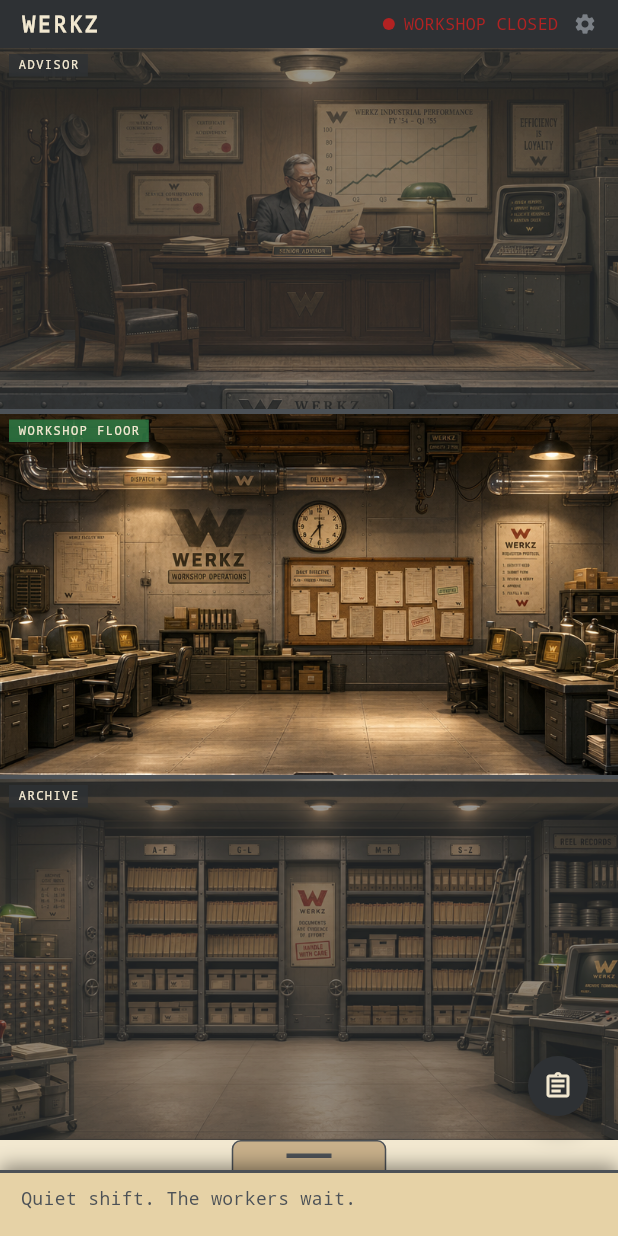
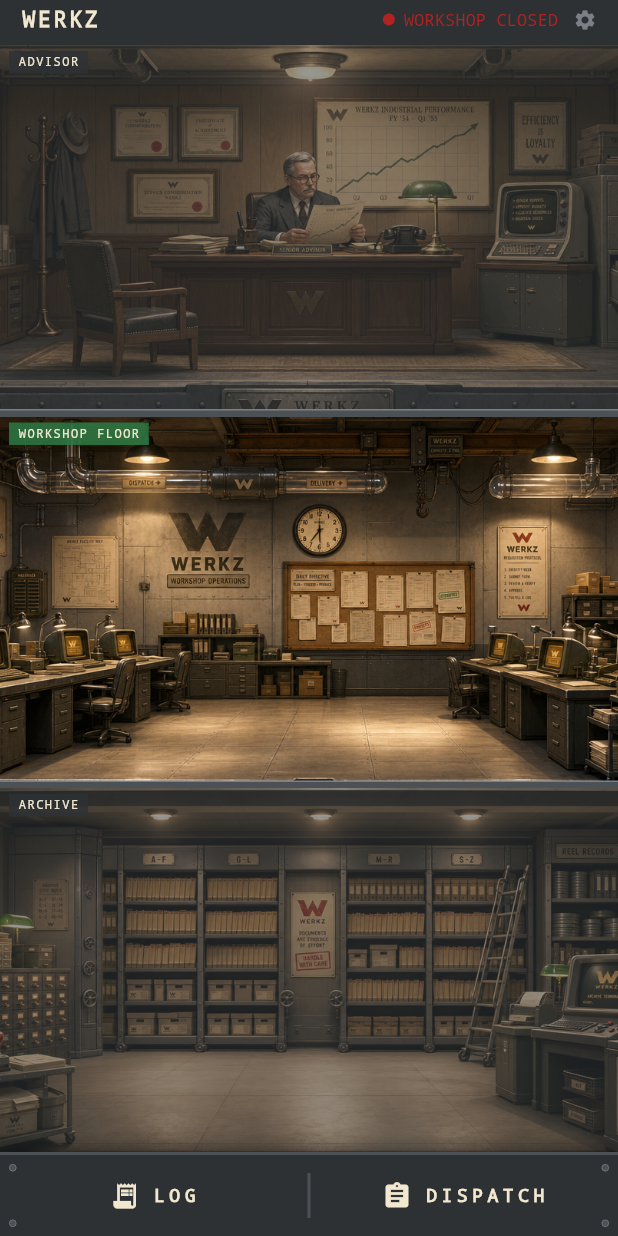
Before and after one commit to appforconDev/werkz, a Flutter app: the HomeScreen screen opened directly, on a phone screen of 412 x 824 dp. Run offline on Flutter 3.47's test engine with Material 3 defaults, Android fonts, the phone set to English and light mode, and no system bars; our stand-ins replace audioplayers, flutter_riverpod, flutter_secure_storage; missing offline and left inert: mobile_scanner; accounts and stored records are empty.

Commit message:
feat(app): steel bottom bar, stamp timing, spacing round 2 (task 15)
Device pass on the ambient screen.

A. Bottom bar replaces the floating FAB + permanent log strip: a thin
   1955 steel bar with stenciled [LOG] and [DISPATCH] tabs, corner
   rivets, and a reserved third slot for the P4 Octagon. LOG opens the
   incident log as a modal draggable sheet (newest on top) — nothing
   permanent when closed, so rooms render clean to the bar's edge; a
   stamp-red unread dot rides LOG when new entries have landed since it
   was last opened. DISPATCH opens Form 17-B.

B. Stamp timing: ~200ms beat between the card fly-off and the verdict
   stamp slam so the card visibly leaves first (constant commented for
   device tuning).

C. Spacing round 2, tuned against the real 390x844 render: app bar
   tighter under the iOS status bar; advisor room alignment biased down
   so the desk + floor WERKZ plates read clear of the seam; floor slabs
   are now an explicit uniform steel element (lit top edge) at both
   seams so storeys read consistently.

D. Work-order banner lifecycle: COMPLETED self-dismisses after ~2.5s
   (tap to clear early), FAILED stays until tapped, IN PROGRESS persists
   while running.

30 app tests (+banner lifecycle, +3 home goldens: bar-closed, log-open,
dispatch-sheet), flutter analyze clean, all goldens viewed at 390x844.
Daemon untouched.

Co-Authored-By: Claude Fable 5 <noreply@anthropic.com>

```diff
--- a/app/lib/src/ui/home_screen.dart
+++ b/app/lib/src/ui/home_screen.dart
@@ -13,8 +13,10 @@ import 'widgets/requisition_overlay.dart';
 import 'widgets/stacked_workshop.dart';
 
 // Ambient screen. Vertical layout: status bar → rooms edge-to-edge (below the
-// bar, never behind it) → incident-log drawer floating at the bottom. The
-// requisition overlay lands after a beat so the user gets spatial context first.
+// bar, clean to the bottom bar's edge) → a thin steel BOTTOM BAR that is the sole
+// access point for the incident log and dispatch (task 15 A — no permanent log
+// strip, no floating FAB). The requisition overlay lands after a beat so the user
+// gets spatial context first.
 class HomeScreen extends ConsumerStatefulWidget {
   const HomeScreen({super.key});
   @override
@@ -22,11 +24,9 @@ class HomeScreen extends ConsumerStatefulWidget {
 }
 
 class _HomeScreenState extends ConsumerState<HomeScreen> {
-  final _sheet = DraggableScrollableController();
-  double _collapsed = 0.09;
-  static const _expanded = 0.7;
-  double _extent = 0.09;
-  bool _ready = false; // B4b: show ambient first, then present a pending decision
+  bool _ready = false; // show ambient first, then present a pending decision
+  String? _lastSeenEventId; // newest log entry the user has seen (unread dot)
+  Timer? _woDismiss; // auto-dismiss timer for a COMPLETED work-order banner
 
   @override
   void initState() {
@@ -34,14 +34,11 @@ class _HomeScreenState extends ConsumerState<HomeScreen> {
     Timer(const Duration(milliseconds: 500), () {
       if (mounted) setState(() => _ready = true);
     });
-    _sheet.addListener(() {
-      if (mounted && (_sheet.size - _extent).abs() > 0.01) setState(() => _extent = _sheet.size);
-    });
   }
 
   @override
   void dispose() {
-    _sheet.dispose();
+    _woDismiss?.cancel();
     super.dispose();
   }
 
@@ -54,24 +51,47 @@ class _HomeScreenState extends ConsumerState<HomeScreen> {
     return 'workshop-floor';
   }
 
+  void _openLog(WorkshopState ws) {
+    // Opening clears the unread affordance.
+    setState(() => _lastSeenEventId = ws.feed.isNotEmpty ? ws.feed.last.eventId : _lastSeenEventId);
+    showIncidentLog(context, events: ws.feed, narration: ws.narration);
+  }
+
+  // COMPLETED banners self-dismiss after a beat; FAILED stays until tapped;
+  // IN PROGRESS persists while the job runs (task 15 D).
+  void _scheduleWorkOrderAutoDismiss(WorkOrderPhase phase) {
+    _woDismiss?.cancel();
+    if (phase == WorkOrderPhase.completed) {
+      _woDismiss = Timer(const Duration(milliseconds: 2500), () {
+        if (mounted) ref.read(workshopProvider.notifier).dismissWorkOrder();
+      });
+    }
+  }
+
   @override
   Widget build(BuildContext context) {
     final ws = ref.watch(workshopProvider);
     final reduced = ref.watch(reducedEffectsProvider).asData?.value ?? false;
     final top = ws.topDecision;
-    final h = MediaQuery.of(context).size.height;
-    _collapsed = (64 / h).clamp(0.06, 0.16);
-    final drawerExpanded = _extent > (_collapsed + _expanded) / 2;
     final showOverlay = top != null && _ready;
 
     final pf = ws.preflight;
     final showPreflight = pf != null && !pf.ok;
 
+    final unread = ws.feed.isNotEmpty && ws.feed.last.eventId != _lastSeenEventId;
+
+    // Start the auto-dismiss countdown when a work order reaches COMPLETED.
+    ref.listen<WorkshopState>(workshopProvider, (prev, next) {
+      if (prev?.workOrder.phase != next.workOrder.phase) {
+        _scheduleWorkOrderAutoDismiss(next.workOrder.phase);
+      }
+    });
+
     return Scaffold(
       body: Stack(
         fit: StackFit.expand,
         children: [
-          // Steel top → rooms (below the bar) → space for the drawer. The notch
+          // Steel top → rooms (clean to the bar) → steel bottom bar. The notch
           // inset is painted machine-gray so the clock/battery sit on the app's
           // own chrome, not a cream stripe.
           Column(
@@ -80,34 +100,21 @@ class _HomeScreenState extends ConsumerState<HomeScreen> {
               if (ws.unreachable) const _UnreachableBanner(),
               if (showPreflight) _PreflightBanner(preflight: pf),
               if (ws.autopilot) const _AutopilotBanner(),
-              if (ws.workOrder.phase != WorkOrderPhase.idle) _WorkOrderStrip(status: ws.workOrder),
+              if (ws.workOrder.phase != WorkOrderPhase.idle)
+                _WorkOrderStrip(
+                  status: ws.workOrder,
+                  onDismiss: () {
+                    _woDismiss?.cancel();
+                    ref.read(workshopProvider.notifier).dismissWorkOrder();
+                  },
+                ),
               Expanded(child: StackedWorkshop(activeRoom: _activeRoom(ws))),
-              SizedBox(height: _collapsed * h), // reserve the collapsed-drawer strip
+              _BottomBar(
+                unread: unread,
+                onLog: () => _openLog(ws),
+                onDispatch: () => showWorkOrderSheet(context),
+              ),
             ],
-          ),
-          _IncidentDrawer(
-            controller: _sheet,
-            collapsed: _collapsed,
-            expanded: _expanded,
-            events: ws.feed,
-            narration: ws.narration,
-          ),
-          // Small round icon FAB above the collapsed drawer handle; hidden when
-          // the drawer is open or a requisition is on screen so it never occludes
-          // either. Tooltip/long-press names it for discoverability.
-          if (top == null && !drawerExpanded)
-            Positioned(
-              right: 16,
-              bottom: _collapsed * h + 12 + MediaQuery.of(context).viewPadding.bottom,
-              child: FloatingActionButton(
-                mini: true,
-                backgroundColor: Werkz.machine,
-                foregroundColor: Werkz.cream,
-                tooltip: 'File work order',
-                shape: const CircleBorder(),
-                onPressed: () => showWorkOrderSheet(context),
-                child: const Icon(Icons.assignment_outlined, size: 20),
-              ),
           ),
           if (showOverlay)
             RequisitionOverlay(
@@ -115,6 +122,192 @@ class _HomeScreenState extends ConsumerState<HomeScreen> {
               decision: top,
               reducedEffects: reduced,
               onDecide: (decision) => ref.read(workshopProvider.notifier).decide(top.decisionId, decision),
+            ),
+        ],
+      ),
+    );
+  }
+}
+
+// The 1955 steel bottom bar (task 15 A) — the app's chrome and sole access point
+// for LOG + DISPATCH. Stenciled labels, subtle corner rivets. Expansion-ready:
+// a third slot is reserved for the OCTAGON tab in P4.
+class _BottomBar extends StatelessWidget {
+  final bool unread;
+  final VoidCallback onLog;
+  final VoidCallback onDispatch;
+  const _BottomBar({required this.unread, required this.onLog, required this.onDispatch});
+
+  @override
+  Widget build(BuildContext context) {
+    return Container(
+      decoration: const BoxDecoration(
+        color: Werkz.machine,
+        border: Border(top: BorderSide(color: Werkz.gunmetal, width: 2)),
+        boxShadow: [BoxShadow(color: Colors.black45, blurRadius: 8, offset: Offset(0, -2))],
+      ),
+      child: SafeArea(
+        top: false,
+        child: SizedBox(
+          height: 54,
+          child: Stack(
+            children: [
+              // Subtle rivets in the bar corners.
+              const Positioned(left: 6, top: 6, child: _Rivet()),
+              const Positioned(right: 6, top: 6, child: _Rivet()),
+              const Positioned(left: 6, bottom: 6, child: _Rivet()),
+              const Positioned(right: 6, bottom: 6, child: _Rivet()),
+              Row(
+                children: [
+                  Expanded(child: _BarTab(icon: Icons.receipt_long, label: 'LOG', onTap: onLog, badge: unread)),
+                  Container(width: 2, height: 30, color: Werkz.gunmetal),
+                  Expanded(child: _BarTab(icon: Icons.assignment, label: 'DISPATCH', onTap: onDispatch)),
+                  // P4: reserve a third slot here for the OCTAGON tab.
+                ],
+              ),
+            ],
+          ),
+        ),
+      ),
+    );
+  }
+}
+
+class _BarTab extends StatelessWidget {
+  final IconData icon;
+  final String label;
+  final VoidCallback onTap;
+  final bool badge;
+  const _BarTab({required this.icon, required this.label, required this.onTap, this.badge = false});
+
+  @override
+  Widget build(BuildContext context) {
+    return InkWell(
+      onTap: onTap,
+      child: Center(
+        child: Row(
+          mainAxisSize: MainAxisSize.min,
+          children: [
+            Stack(
+              clipBehavior: Clip.none,
+              children: [
+                Icon(icon, color: Werkz.cream, size: 20),
+                if (badge)
+                  Positioned(
+                    right: -4, top: -3,
+                    child: Container(
+                      width: 8, height: 8,
+                      decoration: BoxDecoration(
+                        color: Werkz.stampRed, shape: BoxShape.circle,
+                        border: Border.all(color: Werkz.machine, width: 1),
+                      ),
+                    ),
+                  ),
+              ],
+            ),
+            const SizedBox(width: 8),
+            Text(label,
+                style: const TextStyle(fontFamily: Werkz.mono, color: Werkz.cream, fontWeight: FontWeight.w900, letterSpacing: 3, fontSize: 12)),
+          ],
+        ),
+      ),
+    );
+  }
+}
+
+class _Rivet extends StatelessWidget {
+  const _Rivet();
+  @override
+  Widget build(BuildContext context) {
+    return Container(
+      width: 5, height: 5,
+      decoration: BoxDecoration(
+        color: Werkz.gunmetal, shape: BoxShape.circle,
+        border: Border.all(color: Werkz.steel, width: 0.5),
+      ),
+    );
+  }
+}
+
+// Incident-log sheet (task 15 A): opened from the LOG tab, not a permanent
+// strip. Same draggable feel as before, newest entries on top.
+void showIncidentLog(
+  BuildContext context, {
+  required List<WerkzEvent> events,
+  required Map<String, String> narration,
+}) {
+  showModalBottomSheet(
+    context: context,
+    isScrollControlled: true,
+    backgroundColor: Colors.transparent,
+    builder: (_) => DraggableScrollableSheet(
+      initialChildSize: 0.6,
+      minChildSize: 0.3,
+      maxChildSize: 0.92,
+      expand: false,
+      builder: (context, scrollController) =>
+          _IncidentLogPanel(scrollController: scrollController, events: events, narration: narration),
+    ),
+  );
+}
+
+class _IncidentLogPanel extends StatelessWidget {
+  final ScrollController scrollController;
+  final List<WerkzEvent> events;
+  final Map<String, String> narration;
+  const _IncidentLogPanel({required this.scrollController, required this.events, required this.narration});
+
+  @override
+  Widget build(BuildContext context) {
+    final lines = events.reversed.toList(); // newest on top
+    return Container(
+      decoration: const BoxDecoration(
+        color: Werkz.manila,
+        border: Border(top: BorderSide(color: Werkz.gunmetal, width: 2)),
+        borderRadius: BorderRadius.vertical(top: Radius.circular(10)),
+      ),
+      child: Column(
+        children: [
+          // Grab handle + stenciled header.
+          Padding(
+            padding: const EdgeInsets.only(top: 8, bottom: 6),
+            child: Container(width: 40, height: 4, decoration: BoxDecoration(color: Werkz.gunmetal, borderRadius: BorderRadius.circular(2))),
+          ),
+          const Padding(
+            padding: EdgeInsets.symmetric(horizontal: 14),
+            child: Row(children: [
+              Icon(Icons.folder_open, size: 16, color: Werkz.machine),
+              SizedBox(width: 8),
+              Text('INCIDENT LOG',
+                  style: TextStyle(fontFamily: Werkz.mono, fontWeight: FontWeight.w900, letterSpacing: 2, fontSize: 13, color: Werkz.machine)),
+            ]),
+          ),
+          const Divider(color: Werkz.gunmetal, height: 14),
+          Expanded(
+            child: lines.isEmpty
+                ? ListView(controller: scrollController, children: const [
+                    Padding(
+                      padding: EdgeInsets.symmetric(horizontal: 14, vertical: 8),
+                      child: Text('Quiet shift. The workers wait.',
+                          style: TextStyle(fontFamily: Werkz.mono, fontSize: 12, color: Werkz.gunmetal)),
+                    ),
+                  ])
+                : ListView.builder(
+                    controller: scrollController,
+                    padding: const EdgeInsets.fromLTRB(12, 0, 12, 12),
+                    itemCount: lines.length,
+                    itemBuilder: (_, i) {
+                      final e = lines[i];
+                      final narrated = narration[e.eventId];
+                      return Padding(
+                        padding: const EdgeInsets.symmetric(vertical: 3),
+                        child: Text('• ${narrated ?? narrate(e)}',
+                            style: TextStyle(
+                                fontFamily: Werkz.mono, fontSize: 12,
+                                color: narrated != null ? Werkz.machine : Werkz.gunmetal)),
+                      );
+                    },
+                  ),
           ),
         ],
       ),
@@ -139,7 +332,8 @@ class _StatusBar extends ConsumerWidget {
       onTap: () => Navigator.of(context).push(MaterialPageRoute(builder: (_) => const SettingsScreen())),
       child: Container(
         color: Werkz.machine,
-        padding: const EdgeInsets.fromLTRB(14, 6, 14, 6),
+        // Tight to the iOS status bar — the notch inset above is our chrome too.
+        padding: const EdgeInsets.fromLTRB(14, 3, 14, 7),
         child: Row(
           children: [
             const Text('WERKZ', style: TextStyle(fontFamily: Werkz.mono, color: Werkz.cream, fontWeight: FontWeight.w900, letterSpacing: 2)),
@@ -288,10 +482,12 @@ class _PreflightSheet extends StatelessWidget {
 }
 
 // Work-order live status (task 13 A): a dispatch must never vanish. FILED →
-// IN PROGRESS → COMPLETED/FAILED, always visible until the next dispatch.
+// IN PROGRESS → COMPLETED/FAILED. COMPLETED self-dismisses; FAILED waits to be
+// seen; tap to dismiss either early (task 15 D).
 class _WorkOrderStrip extends StatelessWidget {
   final WorkOrderStatus status;
-  const _WorkOrderStrip({required this.status});
+  final VoidCallback onDismiss;
+  const _WorkOrderStrip({required this.status, required this.onDismiss});
 
   @override
   Widget build(BuildContext context) {
@@ -305,9 +501,13 @@ class _WorkOrderStrip extends StatelessWidget {
           Werkz.stampRed, Icons.cancel),
       WorkOrderPhase.idle => ('', Werkz.machine, Icons.circle),
     };
-    return Container(
-      width: double.infinity,
+    // IN PROGRESS is not dismissible (the job is still running); the others are.
+    final dismissible = status.phase != WorkOrderPhase.inProgress;
+    return Material(
       color: color,
+      child: InkWell(
+        onTap: dismissible ? onDismiss : null,
+        child: Padding(
           padding: const EdgeInsets.symmetric(horizontal: 14, vertical: 6),
           child: Row(children: [
             Icon(icon, color: Colors.white, size: 14),
@@ -316,7 +516,11 @@ class _WorkOrderStrip extends StatelessWidget {
               child: Text(label,
                   style: const TextStyle(fontFamily: Werkz.mono, color: Colors.white, fontWeight: FontWeight.bold, fontSize: 11)),
             ),
+            if (dismissible)
+              const Icon(Icons.close, color: Colors.white70, size: 14),
           ]),
+        ),
+      ),
     );
   }
 
@@ -354,110 +558,3 @@ class _AutopilotBanner extends StatelessWidget {
     );
   }
 }
-
-// Incident-log bottom drawer. Collapsed: only the manila folder tab + the
-// one-line strip are paper — the area beside the tab is TRANSPARENT so the room
-// shows through (issue 6). Expanded: full scrollable history, newest on top.
-class _IncidentDrawer extends StatelessWidget {
-  final DraggableScrollableController controller;
-  final double collapsed;
-  final double expanded;
-  final List<WerkzEvent> events;
-  final Map<String, String> narration;
-  const _IncidentDrawer({
-    required this.controller,
-    required this.collapsed,
-    required this.expanded,
-    required this.events,
-    required this.narration,
-  });
-
-  void _toggle() {
-    final target = controller.size > (collapsed + expanded) / 2 ? collapsed : expanded;
-    controller.animateTo(target, duration: const Duration(milliseconds: 240), curve: Curves.easeOut);
-  }
-
-  @override
-  Widget build(BuildContext context) {
-    final lines = events.reversed.toList(); // newest on top
-
-    return DraggableScrollableSheet(
-      controller: controller,
-      initialChildSize: collapsed,
-      minChildSize: collapsed,
-      maxChildSize: expanded,
-      snap: true,
-      snapSizes: [collapsed, expanded],
-      builder: (context, scrollController) {
-        return Column(
-          children: [
-            // Folder tab (25% width) — transparent on both sides so the room
-            // shows beside it. Tapping toggles the drawer.
-            GestureDetector(
-              behavior: HitTestBehavior.opaque,
-              onTap: _toggle,
-              child: SizedBox(
-                height: 20,
-                child: Center(
-                  child: FractionallySizedBox(
-                    widthFactor: 0.25,
-                    child: Container(
-                      decoration: const BoxDecoration(
-                        color: Werkz.kraft,
-                        border: Border(
-                          top: BorderSide(color: Werkz.gunmetal),
-                          left: BorderSide(color: Werkz.gunmetal),
-                          right: BorderSide(color: Werkz.gunmetal),
-                        ),
-                        borderRadius: BorderRadius.vertical(top: Radius.circular(6)),
-                      ),
-                      alignment: Alignment.center,
-                      child: Container(width: 30, height: 3, color: Werkz.gunmetal),
-                    ),
-                  ),
-                ),
-              ),
-            ),
-            // Paper panel — the strip / history. Only THIS is full-width paper.
-            Expanded(
-              child: Container(
-                decoration: const BoxDecoration(
-                  color: Werkz.manila,
-                  border: Border(top: BorderSide(color: Werkz.gunmetal, width: 2)),
-                  boxShadow: [BoxShadow(color: Colors.black45, blurRadius: 10, offset: Offset(0, -3))],
-                ),
-                child: lines.isEmpty
-                    ? ListView(controller: scrollController, children: const [
-                        Padding(
-                          padding: EdgeInsets.symmetric(horizontal: 14, vertical: 8),
-                          child: Text('Quiet shift. The workers wait.',
-                              maxLines: 1, overflow: TextOverflow.ellipsis,
-                              style: TextStyle(fontFamily: Werkz.mono, fontSize: 12, color: Werkz.gunmetal)),
-                        ),
-                      ])
-                    : ListView.builder(
-                        controller: scrollController,
-                        padding: const EdgeInsets.fromLTRB(12, 6, 12, 8),
-                        itemCount: lines.length,
-                        itemBuilder: (_, i) {
-                          final e = lines[i];
-                          final narrated = narration[e.eventId];
-                          return Padding(
-                            padding: const EdgeInsets.symmetric(vertical: 2),
-                            child: Text('• ${narrated ?? narrate(e)}',
-                                maxLines: i == 0 ? 1 : 3,
-                                overflow: TextOverflow.ellipsis,
-                                style: TextStyle(
-                                    fontFamily: Werkz.mono, fontSize: 12,
-                                    color: narrated != null ? Werkz.machine : Werkz.gunmetal)),
-                          );
-                        },
-                      ),
-              ),
-            ),
-          ],
-        );
-      },
-    );
-  }
-}
--- a/app/lib/src/ui/widgets/stacked_workshop.dart
+++ b/app/lib/src/ui/widgets/stacked_workshop.dart
@@ -14,15 +14,13 @@ class StackedWorkshop extends StatelessWidget {
   final String activeRoom;
   const StackedWorkshop({super.key, required this.activeRoom});
 
-  static const _slab = 3.0; // thin uniform divider between storeys
-
-  // Per-room cover alignment (task 13 C3): the room art is landscape (892×474)
+  // Per-room cover alignment (task 13/15 C): the room art is landscape (892×474)
   // and each storey panel is taller-aspect, so BoxFit.cover crops. Bias the crop
   // per room so the baked WERKZ signage survives instead of being sliced at a
-  // divider — advisor centers on the desk plaque, the floor keeps its clock sign,
-  // the archive keeps the WERKZ shelf sign (a touch above center).
+  // divider — advisor biases DOWN so the desk W-plate reads clear of the seam,
+  // the floor keeps its clock sign, the archive keeps the WERKZ shelf sign.
   static const _order = <(String room, String asset, String label, Alignment align)>[
-    ('advisors-office', 'assets/art/advisors-office.png', 'ADVISOR', Alignment.center),
+    ('advisors-office', 'assets/art/advisors-office.png', 'ADVISOR', Alignment(0, 0.45)),
     ('workshop-floor', 'assets/art/workshop-floor.png', 'WORKSHOP FLOOR', Alignment(0, -0.15)),
     ('archive', 'assets/art/archive.png', 'ARCHIVE', Alignment(0, -0.25)),
   ];
@@ -32,11 +30,14 @@ class StackedWorkshop extends StatelessWidget {
     // Rooms sit below the status bar (HomeScreen lays them out that way), so no
     // safe-area inset is needed here — chips ride each room's top-left corner.
     return Container(
-      color: Werkz.gunmetal, // shows through as the floor-slab divider
+      color: Werkz.gunmetal,
       child: Column(
         children: [
           for (var i = 0; i < _order.length; i++) ...[
-            if (i > 0) const SizedBox(height: _slab),
+            // Explicit, IDENTICAL floor slab at every seam (task 15 C3): a steel
+            // bar with a lit top edge, so both floors read uniformly regardless
+            // of how dark the adjoining room art is.
+            if (i > 0) const _FloorSlab(),
             Expanded(
               child: _RoomPanel(
                 asset: _order[i].$2,
@@ -48,6 +49,22 @@ class StackedWorkshop extends StatelessWidget {
             ),
           ],
         ],
+      ),
+    );
+  }
+}
+
+// A uniform steel floor slab between storeys. Same height + treatment at every
+// seam so the floors read consistently (task 15 C3).
+class _FloorSlab extends StatelessWidget {
+  const _FloorSlab();
+  @override
+  Widget build(BuildContext context) {
+    return Container(
+      height: 5,
+      decoration: const BoxDecoration(
+        color: Werkz.gunmetal,
+        border: Border(top: BorderSide(color: Werkz.steel, width: 1)),
       ),
     );
   }
```
Also changed, not shown: app/lib/src/state/providers.dart (+8 -0 lines), app/lib/src/ui/widgets/requisition_overlay.dart (+8 -1 lines), 12 other files. Lines whose indentation alone changed are shown as unchanged.
